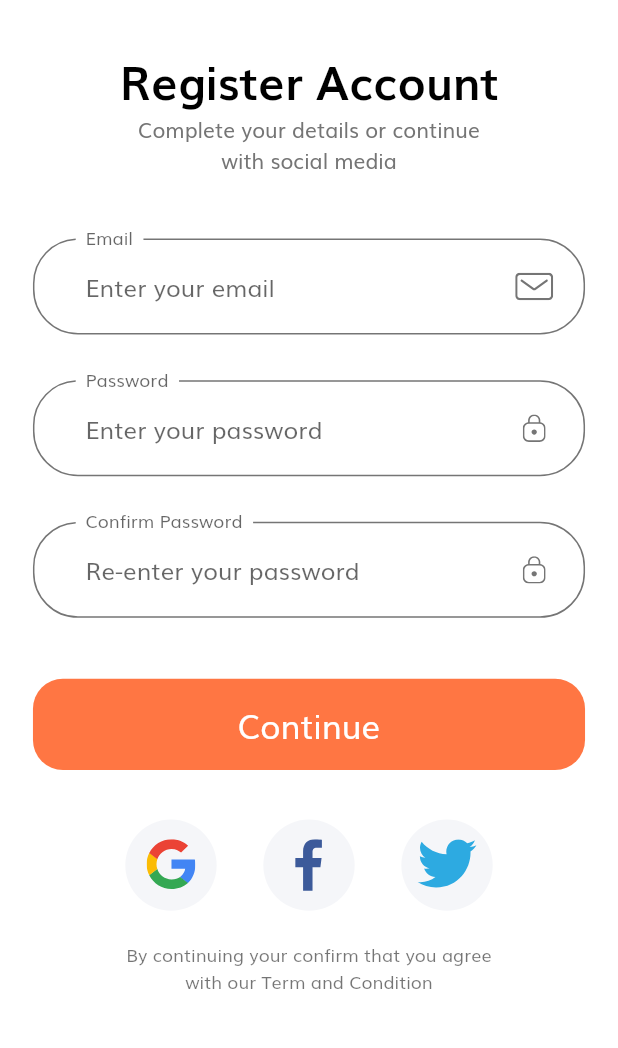
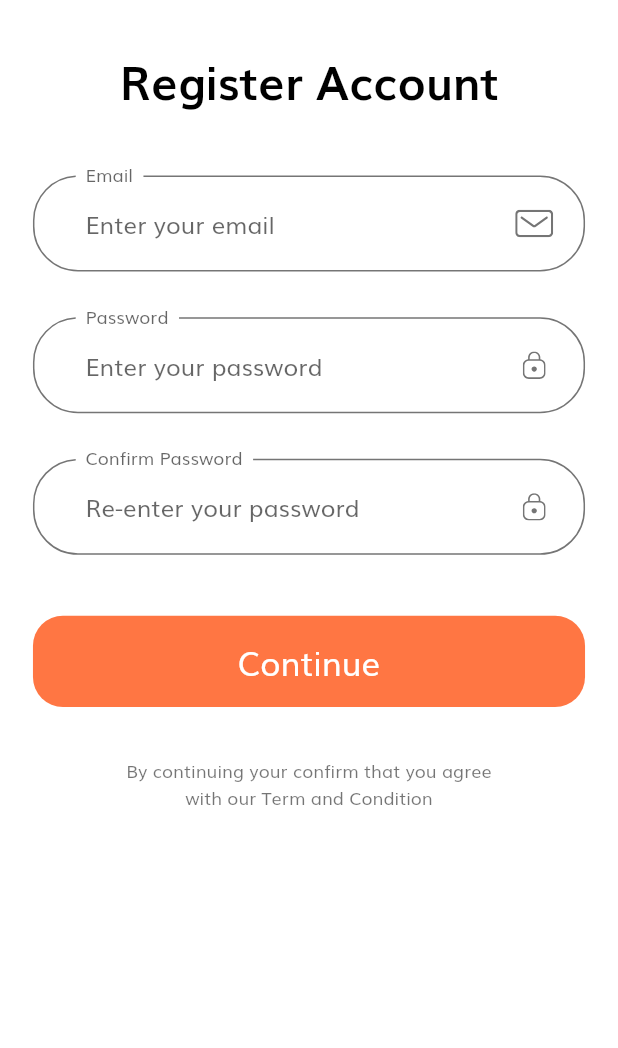
Before and after one commit to priyamalytic/Medical-Record-App, a Flutter app: the SignUpScreen screen opened by its route, on a phone screen of 412 x 824 dp, the part 64-1112 px from its top. Run offline on Flutter 3.47's test engine with Material 2 defaults, Android fonts, the phone set to English and light mode, and no system bars; our stand-ins replace flutter_svg.

Commit message:
changes in sign up page

```diff
--- a/lib/components/sideAppbarIcons.dart
+++ b/lib/components/sideAppbarIcons.dart
@@ -16,7 +16,6 @@ List<Widget> SideIcons() {
         ),
         child: GestureDetector(
           onTap: () {},
-          // child: SvgPicture.asset("assets/icons/Bell.svg"),
           child: Icon(Icons.notifications),
         ),
       ),
--- a/lib/screens/complete_profile/components/complete_profile_form.dart
+++ b/lib/screens/complete_profile/components/complete_profile_form.dart
@@ -17,6 +17,7 @@ class _CompleteProfileFormState extends State<CompleteProfileForm> {
   final List<String> errors = [];
   String firstName;
   String lastName;
+  String fullName;
   String phoneNumber;
   String address;
 
--- a/lib/screens/sign_up/components/body.dart
+++ b/lib/screens/sign_up/components/body.dart
@@ -19,37 +19,9 @@ class Body extends StatelessWidget {
               children: [
                 SizedBox(height: SizeConfig.screenHeight * 0.02),
                 Text("Register Account", style: headingStyle),
-                Text(
-                  "Complete your details or continue \nwith social media",
-                  textAlign: TextAlign.center,
-                ),
                 SizedBox(height: SizeConfig.screenHeight * 0.05),
                 SignUpForm(),
                 SizedBox(height: SizeConfig.screenHeight * 0.04),
-                Row(
-                  mainAxisAlignment: MainAxisAlignment.center,
-                  children: [
-                    socialCard(
-                      icon: "assets/icons/google-icon.svg",
-                      press: () {},
-                    ),
-                    SizedBox(
-                      width: SizeConfig.screenWidth * 0.01,
-                    ),
-                    socialCard(
-                      icon: "assets/icons/facebook-2.svg",
-                      press: () {},
-                    ),
-                    SizedBox(
-                      width: SizeConfig.screenWidth * 0.01,
-                    ),
-                    socialCard(
-                      icon: "assets/icons/twitter.svg",
-                      press: () {},
-                    ),
-                  ],
-                ),
-                SizedBox(height: getProportionateScreenHeight(20)),
                 Text(
                   'By continuing your confirm that you agree \nwith our Term and Condition',
                   textAlign: TextAlign.center,
```
Also changed, not shown: 1 other file.
